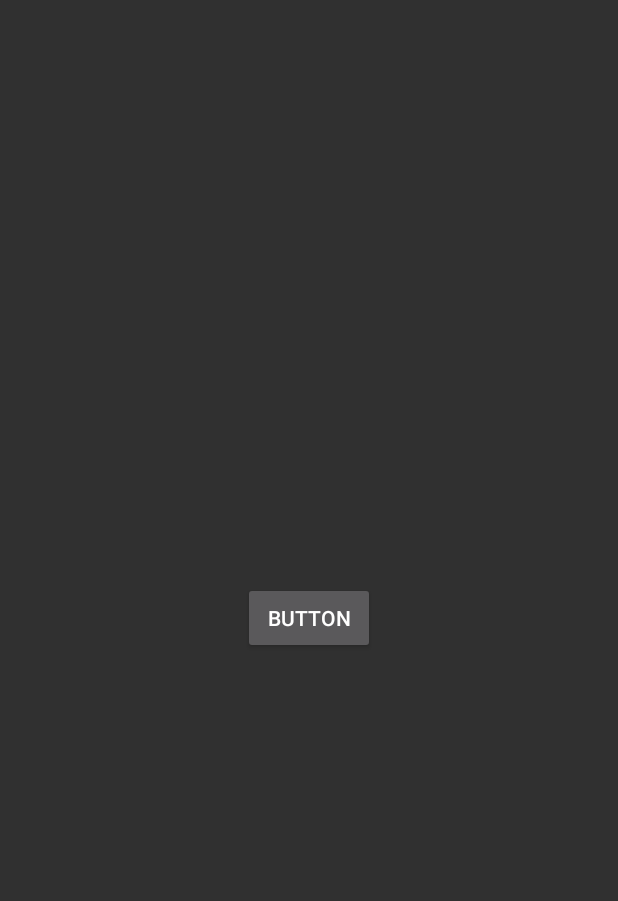
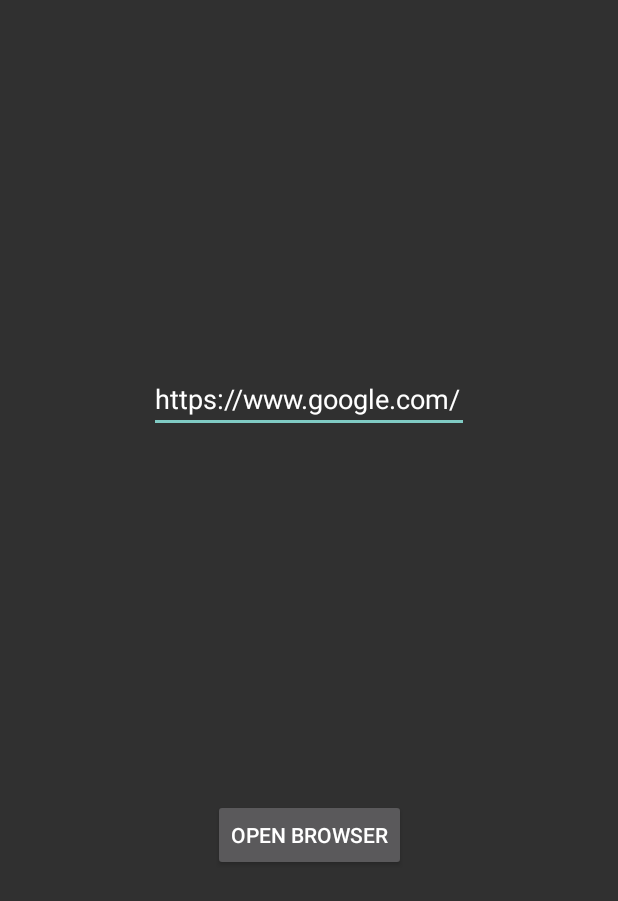
Before and after one commit to annyaj/omsu-android, an Android app: the screen it shows after launch (MainActivity), on a phone screen of 412 x 824 dp. Shown: the top 901 px of the screen. Run offline under Robolectric (Android 15) with nearby library versions, the phone set to English and light mode, and no system bars.

Commit message:
added day 20 keyboard

```diff
--- a/mybrowser/src/main/AndroidManifest.xml
+++ b/mybrowser/src/main/AndroidManifest.xml
@@ -10,7 +10,8 @@
         android:roundIcon="@mipmap/ic_launcher_round"
         android:supportsRtl="true"
         android:theme="@style/AppTheme">
-        <activity android:name=".WebActivity">
+        <activity android:name=".WebActivity"
+            android:windowSoftInputMode="stateVisible|adjustResize">
             <intent-filter>
                 <action android:name="android.intent.action.VIEW" />
                 <action android:name="com.example.MyBrowser" />
@@ -22,7 +23,8 @@
         <activity
             android:name=".MainActivity"
             android:label="@string/app_name"
-            android:theme="@style/Theme.AppCompat.NoActionBar">
+            android:theme="@style/Theme.AppCompat.NoActionBar"
+            android:windowSoftInputMode="adjustPan">
             <intent-filter>
                 <action android:name="android.intent.action.MAIN" />
 
--- a/mybrowser/src/main/java/com/example/mybrowser/WebActivity.java
+++ b/mybrowser/src/main/java/com/example/mybrowser/WebActivity.java
@@ -8,6 +8,7 @@ import android.net.Uri;
 import android.os.Build;
 import android.os.Bundle;
 import android.webkit.WebResourceRequest;
+import android.webkit.WebSettings;
 import android.webkit.WebView;
 import android.webkit.WebViewClient;
 
@@ -21,6 +22,8 @@ public class WebActivity extends AppCompatActivity {
 
         Uri url = getIntent().getData();
         WebView webView = findViewById(R.id.webView);
+        WebSettings webSettings = webView.getSettings();
+        webSettings.setJavaScriptEnabled(true);
         webView.setWebViewClient(new Callback());
         webView.loadUrl(url.toString());
     }
--- a/mybrowser/src/main/res/layout/activity_main.xml
+++ b/mybrowser/src/main/res/layout/activity_main.xml
@@ -10,11 +10,24 @@
         android:id="@+id/button"
         android:layout_width="wrap_content"
         android:layout_height="wrap_content"
-        android:text="Button"
+        android:onClick="onClick"
+        android:text="@string/browser_button"
         app:layout_constraintBottom_toBottomOf="parent"
         app:layout_constraintEnd_toEndOf="parent"
         app:layout_constraintHorizontal_bias="0.5"
         app:layout_constraintStart_toStartOf="parent"
-        app:layout_constraintTop_toTopOf="parent"
-        android:onClick="onClick"/>
+        app:layout_constraintTop_toBottomOf="@+id/etNewItem" />
+
+    <EditText
+        android:id="@+id/etNewItem"
+        android:layout_width="wrap_content"
+        android:layout_height="wrap_content"
+        android:ems="10"
+        android:inputType="textPersonName"
+        android:text="@string/edit_text_url"
+        app:layout_constraintBottom_toTopOf="@+id/button"
+        app:layout_constraintEnd_toEndOf="parent"
+        app:layout_constraintHorizontal_bias="0.5"
+        app:layout_constraintStart_toStartOf="parent"
+        app:layout_constraintTop_toTopOf="parent" />
 </androidx.constraintlayout.widget.ConstraintLayout>
--- a/mybrowser/src/main/res/values/strings.xml
+++ b/mybrowser/src/main/res/values/strings.xml
@@ -1,3 +1,5 @@
 <resources>
     <string name="app_name">MyBrowser</string>
+    <string name="browser_button">open browser</string>
+    <string name="edit_text_url">https://www.google.com/</string>
 </resources>
```
Also changed, not shown: mybrowser/src/main/java/com/example/mybrowser/MainActivity.java (+76 -1 lines).
